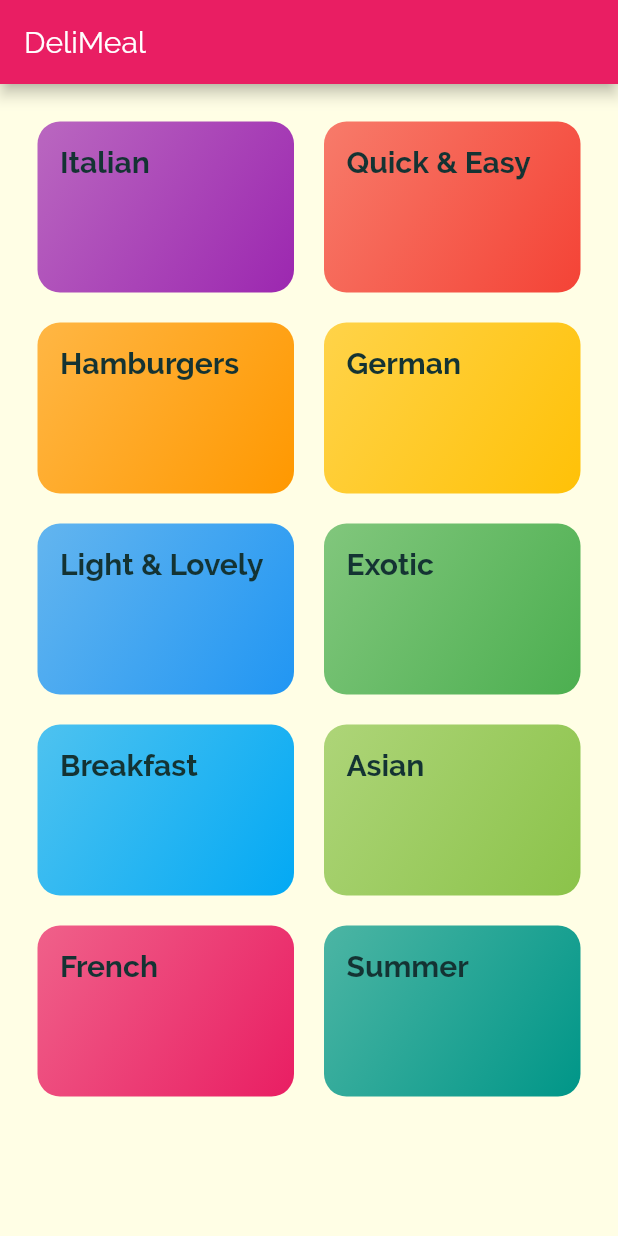
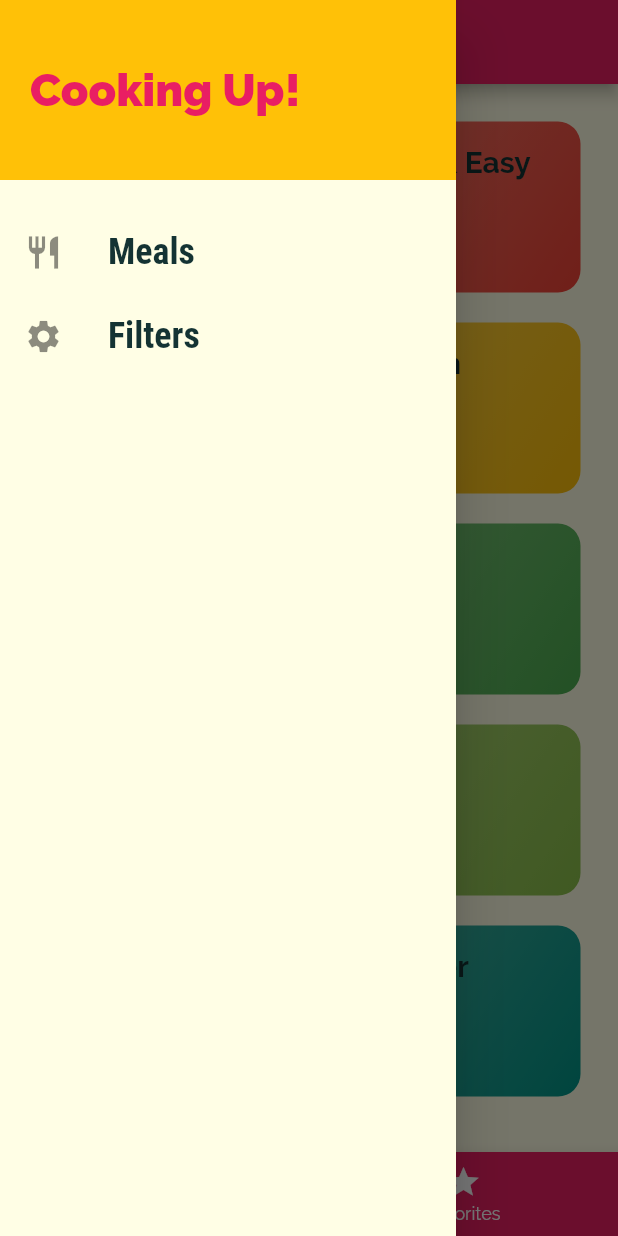
Before and after one commit to seanconnollydev/flutter_meals, a Flutter app: the screen it shows after launch, with the side drawer open (before the commit the screen has no drawer), on a phone screen of 412 x 824 dp. Run offline on Flutter 3.47's test engine with Material 2 defaults, Android fonts, the phone set to English and light mode, and no system bars.

Commit message:
Various nav bar implementations

```diff
--- a/lib/main.dart
+++ b/lib/main.dart
@@ -1,7 +1,9 @@
 import 'package:flutter/material.dart';
 import 'package:flutter_meals/screens/categories_screen.dart';
 import 'package:flutter_meals/screens/category_meals_screen.dart';
+import 'package:flutter_meals/screens/filters_screen.dart';
 import 'package:flutter_meals/screens/meal_detail_screen.dart';
+import 'package:flutter_meals/screens/tabs_screen.dart';
 
 void main() {
   runApp(MyApp());
@@ -29,9 +31,10 @@ class MyApp extends StatelessWidget {
             ),
       ),
       routes: {
-        '/': (ctx) => CategoriesScreen(),
+        '/': (ctx) => TabsScreen(),
         CategoryMealsScreen.routeName: (ctx) => CategoryMealsScreen(),
         MealDetailScreen.routeName: (ctx) => MealDetailScreen(),
+        FiltersScreen.routeName: (ctx) => FiltersScreen(),
       },
       // onGenerateRoute: (settings) {
       //   print(settings.arguments);
--- a/lib/screens/categories_screen.dart
+++ b/lib/screens/categories_screen.dart
@@ -6,9 +6,7 @@ import '../dummy_data.dart';
 class CategoriesScreen extends StatelessWidget {
   @override
   Widget build(BuildContext context) {
-    return Scaffold(
-      appBar: AppBar(title: const Text('DeliMeal')),
-      body: GridView(
+    return GridView(
       padding: const EdgeInsets.all(25),
       children: DUMMY_CATEGORIES
           .map((category) =>
@@ -20,7 +18,6 @@ class CategoriesScreen extends StatelessWidget {
         crossAxisSpacing: 20,
         mainAxisSpacing: 20,
       ),
-      ),
     );
   }
 }
--- /dev/null
+++ b/lib/screens/favorites_screen.dart
@@ -0,0 +1,8 @@
+import 'package:flutter/widgets.dart';
+
+class FavoritesScreen extends StatelessWidget {
+  @override
+  Widget build(BuildContext context) {
+    return Center(child: Text('Favorites'));
+  }
+}
--- /dev/null
+++ b/lib/screens/filters_screen.dart
@@ -0,0 +1,17 @@
+import 'package:flutter/material.dart';
+import 'package:flutter_meals/widgets/main_drawer.dart';
+
+class FiltersScreen extends StatelessWidget {
+  static const routeName = '/filters';
+
+  @override
+  Widget build(BuildContext context) {
+    return Scaffold(
+      appBar: AppBar(title: Text('Filters')),
+      drawer: MainDrawer(),
+      body: Center(
+        child: Text('Filters'),
+      ),
+    );
+  }
+}
--- a/lib/screens/meal_detail_screen.dart
+++ b/lib/screens/meal_detail_screen.dart
@@ -83,6 +83,10 @@ class MealDetailScreen extends StatelessWidget {
           ],
         ),
       ),
+      floatingActionButton: FloatingActionButton(
+        child: Icon(Icons.delete),
+        onPressed: () => Navigator.of(context).pop(mealId),
+      ),
     );
   }
 }
--- /dev/null
+++ b/lib/screens/tabs_screen.dart
@@ -0,0 +1,72 @@
+import 'package:flutter/material.dart';
+import 'package:flutter_meals/screens/categories_screen.dart';
+import 'package:flutter_meals/screens/favorites_screen.dart';
+import 'package:flutter_meals/widgets/main_drawer.dart';
+
+class TabsScreen extends StatefulWidget {
+  @override
+  _TabsScreenState createState() => _TabsScreenState();
+}
+
+class _TabsScreenState extends State<TabsScreen> {
+  final List<Map<String, Object>> _pages = [
+    {'page': CategoriesScreen(), 'title': 'Categories'},
+    {'page': FavoritesScreen(), 'title': 'Favorites'},
+  ];
+
+  int _selectedPageIndex = 0;
+
+  void _selectPage(int index) {
+    setState(() {
+      _selectedPageIndex = index;
+    });
+  }
+
+  @override
+  Widget build(BuildContext context) {
+    return Scaffold(
+      appBar: AppBar(
+        title: Text(_pages[_selectedPageIndex]['title']),
+      ),
+      drawer: MainDrawer(),
+      body: _pages[_selectedPageIndex]['page'],
+      bottomNavigationBar: BottomNavigationBar(
+        onTap: _selectPage,
+        backgroundColor: Theme.of(context).primaryColor,
+        unselectedItemColor: Colors.white,
+        selectedItemColor: Theme.of(context).accentColor,
+        currentIndex: _selectedPageIndex,
+        items: [
+          BottomNavigationBarItem(
+            icon: Icon(Icons.category),
+            label: 'Categories',
+          ),
+          BottomNavigationBarItem(
+            icon: Icon(Icons.star),
+            label: 'Favorites',
+          ),
+        ],
+      ),
+    );
+    // return DefaultTabController(
+    //   length: 2,
+    //   child: Scaffold(
+    //     appBar: AppBar(
+    //       title: Text('Meals'),
+    //       bottom: TabBar(
+    //         tabs: [
+    //           Tab(icon: Icon(Icons.category), text: 'Categories'),
+    //           Tab(icon: Icon(Icons.star), text: 'Favorites'),
+    //         ],
+    //       ),
+    //     ),
+    //     body: TabBarView(
+    //       children: [
+    //         CategoriesScreen(),
+    //         FavoritesScreen(),
+    //       ],
+    //     ),
+    //   ),
+    // );
+  }
+}
--- /dev/null
+++ b/lib/widgets/main_drawer.dart
@@ -0,0 +1,50 @@
+import 'package:flutter/material.dart';
+import 'package:flutter_meals/screens/filters_screen.dart';
+
+class MainDrawer extends StatelessWidget {
+  Widget _buildListTile(IconData iconData, String title, Function tapHandler) {
+    return ListTile(
+      leading: Icon(iconData, size: 26),
+      title: Text(
+        title,
+        style: TextStyle(
+          fontFamily: 'RobotoCondensed',
+          fontSize: 24,
+          fontWeight: FontWeight.bold,
+        ),
+      ),
+      onTap: tapHandler,
+    );
+  }
+
+  @override
+  Widget build(BuildContext context) {
+    return Drawer(
+      child: Column(
+        children: [
+          Container(
+            height: 120,
+            width: double.infinity,
+            padding: const EdgeInsets.all(20),
+            alignment: Alignment.centerLeft,
+            color: Theme.of(context).accentColor,
+            child: Text(
+              'Cooking Up!',
+              style: TextStyle(
+                  fontWeight: FontWeight.w900,
+                  fontSize: 30,
+                  color: Theme.of(context).primaryColor),
+            ),
+          ),
+          SizedBox(height: 20),
+          _buildListTile(Icons.restaurant, 'Meals', () {
+            Navigator.of(context).pushReplacementNamed('/');
+          }),
+          _buildListTile(Icons.settings, 'Filters', () {
+            Navigator.of(context).pushReplacementNamed(FiltersScreen.routeName);
+          }),
+        ],
+      ),
+    );
+  }
+}
```
Also changed, not shown: lib/screens/category_meals_screen.dart (+36 -11 lines), lib/widgets/meal_item.dart (+9 -1 lines). Lines whose indentation alone changed are shown as unchanged.
